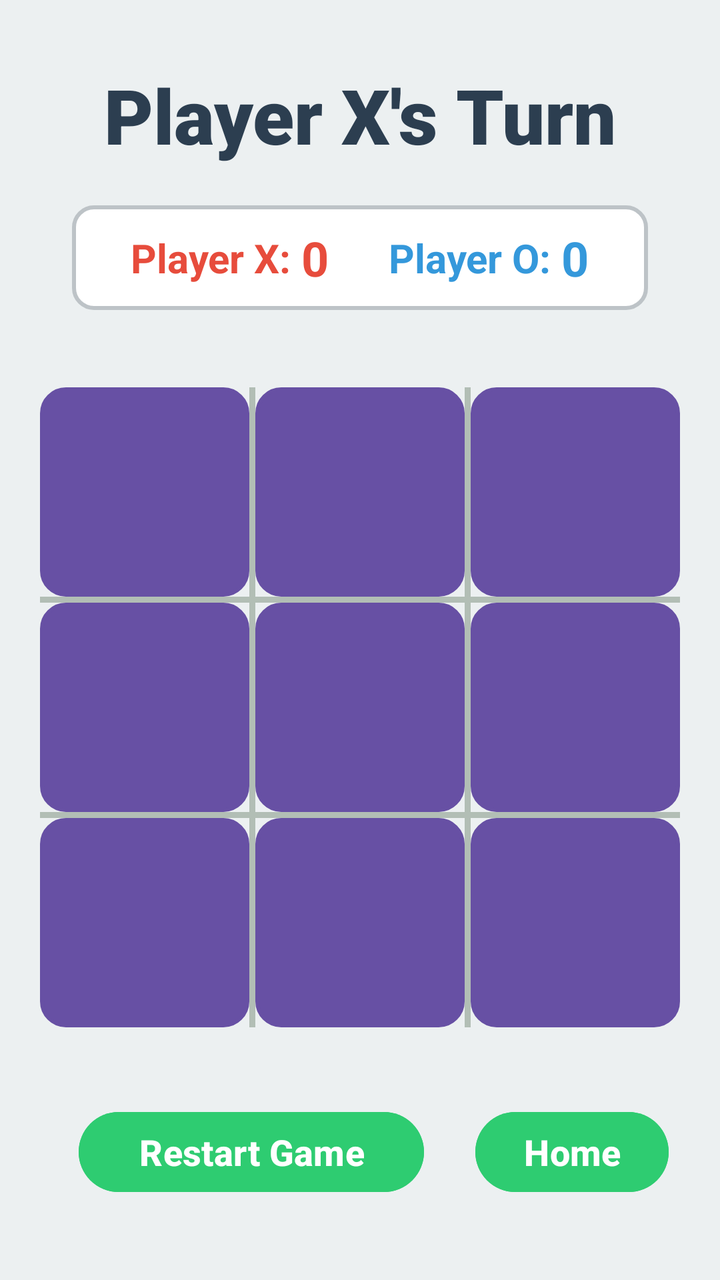
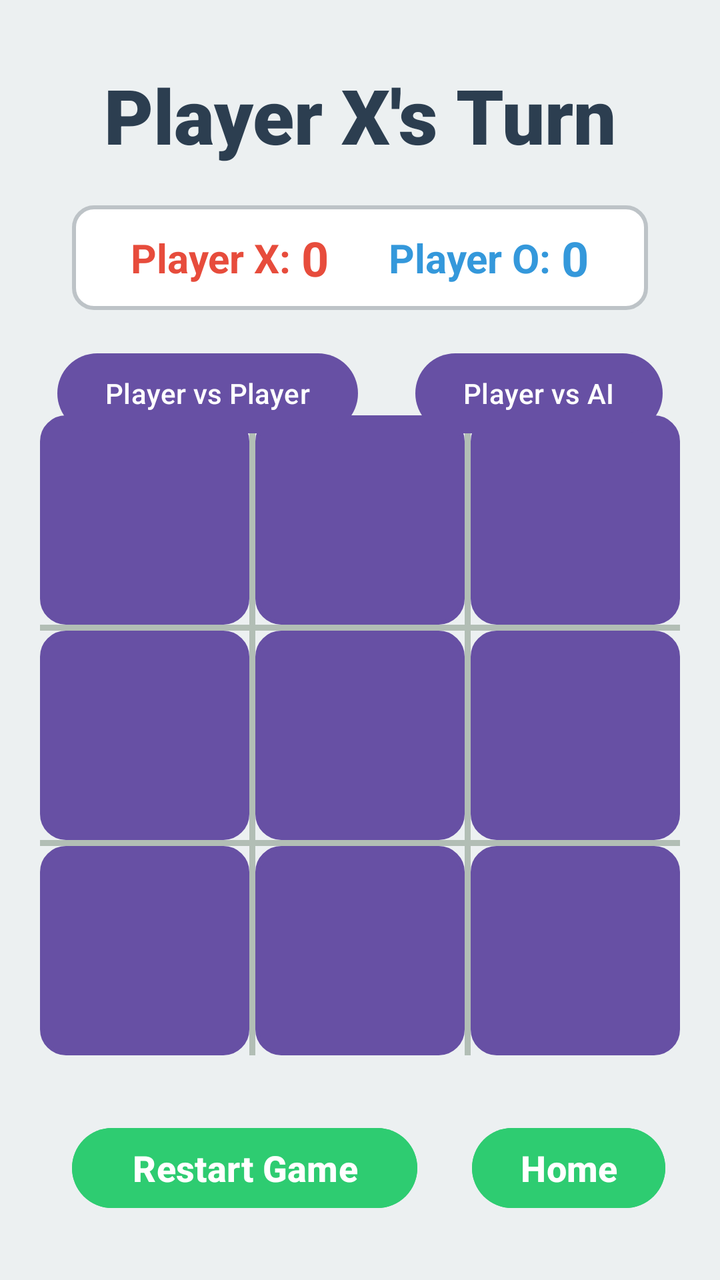

Screens rendered from an Android XML layout before and after an edit, with the pre-edit source and the edit as a unified diff.
<!-- AndroidManifest.xml: application theme Theme.TicTacToe -->
<!-- res/layout/activity_main.xml -->
<?xml version="1.0" encoding="utf-8"?>
<androidx.constraintlayout.widget.ConstraintLayout xmlns:android="http://schemas.android.com/apk/res/android"
    xmlns:app="http://schemas.android.com/apk/res-auto"
    xmlns:tools="http://schemas.android.com/tools"
    android:id="@+id/main"
    android:layout_width="match_parent"
    android:layout_height="match_parent"
    android:background="#ECF0F1" tools:context=".MainActivity">


    <TextView
        android:id="@+id/turnTv"
        android:layout_width="wrap_content"
        android:layout_height="wrap_content"
        android:text="Player X's Turn"
        android:textSize="38sp"
        android:textStyle="bold"
        android:textColor="#2C3E50"
        android:fontFamily="sans-serif-black"
        app:layout_constraintTop_toTopOf="parent"
        app:layout_constraintStart_toStartOf="parent"
        app:layout_constraintEnd_toEndOf="parent"
        android:layout_marginTop="32dp"/>

    <LinearLayout
        android:id="@+id/scoreboardLayout"
        android:layout_width="0dp"
        android:layout_height="wrap_content"
        android:orientation="horizontal"
        android:gravity="center"
        android:padding="10dp"
        android:layout_marginTop="20dp"
        android:background="@drawable/rounded_background" app:layout_constraintTop_toBottomOf="@id/turnTv"
        app:layout_constraintStart_toStartOf="parent"
        app:layout_constraintEnd_toEndOf="parent"
        app:layout_constraintWidth_percent="0.8">

        <TextView

            android:layout_width="wrap_content"
            android:layout_height="wrap_content"
            android:text="Player X: "
            android:textSize="20sp"
            android:textColor="#E74C3C"
            android:textStyle="bold"/>

        <TextView
            android:id="@+id/playerXScoreTv"
            android:layout_width="wrap_content"
            android:layout_height="wrap_content"
            android:text="0"
            android:textSize="24sp"
            android:textColor="#E74C3C"
            android:textStyle="bold"
            android:layout_marginEnd="30dp"/>

        <TextView
            android:layout_width="wrap_content"
            android:layout_height="wrap_content"
            android:text="Player O: "
            android:textSize="20sp"
            android:textColor="#3498DB"
            android:textStyle="bold"/>
        <TextView
            android:id="@+id/playerOScoreTv"
            android:layout_width="wrap_content"
            android:layout_height="wrap_content"
            android:text="0"
            android:textSize="24sp"
            android:textColor="#3498DB"
            android:textStyle="bold"/>
    </LinearLayout>

    <LinearLayout
        android:id="@+id/gameBoardLayout"
        android:layout_width="match_parent"
        android:layout_height="0dp"
        android:orientation="vertical"
        android:padding="20dp"
        app:layout_constraintDimensionRatio="1:1" app:layout_constraintTop_toBottomOf="@id/scoreboardLayout"
        app:layout_constraintBottom_toTopOf="@id/restartButton"
        app:layout_constraintStart_toStartOf="parent"
        app:layout_constraintEnd_toEndOf="parent"
        app:layout_constraintVertical_bias="0.5"
        app:layout_constraintWidth_percent="0.8">

        <LinearLayout
            style="@style/row">
            <Button
                android:id="@+id/a1"
                style="@style/column"/>
            <View
                style="@style/verticalLine"/>
            <Button
                android:id="@+id/a2"
                style="@style/column"/>
            <View
                style="@style/verticalLine"/>
            <Button
                android:id="@+id/a3"
                style="@style/column"/>
        </LinearLayout>

        <View
            style="@style/horizontalLine"/>

        <LinearLayout
            style="@style/row">
            <Button
                android:id="@+id/b1"
                style="@style/column"/>
            <View
                style="@style/verticalLine"/>
            <Button
                android:id="@+id/b2"
                style="@style/column"/>
            <View
                style="@style/verticalLine"/>
            <Button
                android:id="@+id/b3"
                style="@style/column"/>
        </LinearLayout>

        <View
            style="@style/horizontalLine"/>

        <LinearLayout
            style="@style/row">
            <Button
                android:id="@+id/c1"
                style="@style/column"/>
            <View
                style="@style/verticalLine"/>
            <Button
                android:id="@+id/c2"
                style="@style/column"/>
            <View
                style="@style/verticalLine"/>
            <Button
                android:id="@+id/c3"
                style="@style/column"/>
        </LinearLayout>
    </LinearLayout>

    <Button
        android:id="@+id/restartButton"
        android:layout_width="wrap_content"
        android:layout_height="wrap_content"
        android:layout_marginBottom="40dp"
        android:backgroundTint="#2ECC71"
        android:paddingStart="30dp"
        android:paddingEnd="30dp"
        android:text="Restart Game"
        android:textColor="@color/white"
        android:textSize="18sp"
        android:textStyle="bold"
        app:layout_constraintBottom_toBottomOf="parent"
        app:layout_constraintEnd_toEndOf="parent"
        app:layout_constraintHorizontal_bias="0.21"
        app:layout_constraintStart_toStartOf="parent" />

    <Button
        android:id="@+id/homeMain"
        android:layout_width="wrap_content"
        android:layout_height="wrap_content"
        android:text="Home"
        android:textColor="@color/white"
        android:textSize="18sp"
        android:textStyle="bold"
        android:backgroundTint="#2ECC71"
        android:layout_marginBottom="40dp"
        app:layout_constraintBottom_toBottomOf="parent"
        app:layout_constraintEnd_toEndOf="parent"
        app:layout_constraintStart_toEndOf="@+id/restartButton" />

</androidx.constraintlayout.widget.ConstraintLayout>
<!-- resources referenced by this layout -->
<resources>
  <color name="white">#FFFFFFFF</color>
  <!-- drawable rounded_background (drawable) -->
  <?xml version="1.0" encoding="utf-8"?>
  <shape xmlns:android="http://schemas.android.com/apk/res/android">
      <solid android:color="#FFFFFF"/> <corners android:radius="10dp"/>
      <stroke android:color="#BDC3C7" android:width="2dp"/> </shape>
  <style name="column">
          <item name="android:layout_weight">1</item>
          <item name="android:layout_width">0dp</item>
          <item name="android:layout_height">match_parent</item>
          <item name="android:textColor">@color/black</item>
          <item name="android:textSize">36sp</item>
          <item name="android:textStyle">bold</item>
          <item name="android:background">@drawable/btn_cell_bg</item>
          <item name="android:stateListAnimator">@null</item>
          <item name="android:foreground">?attr/selectableItemBackgroundBorderless</item>
          <item name="android:onClick">boardTapped</item>
      </style>
  <style name="horizontalLine">
          <item name="android:layout_width">match_parent</item>
          <item name="android:layout_height">3dp</item>
          <item name="android:background">@color/gray</item>
      </style>
  <style name="row">
          <item name="android:layout_weight">1</item>
          <item name="android:layout_width">match_parent</item>
          <item name="android:layout_height">0dp</item>
          <item name="android:gravity">center</item>
      </style>
  <style name="verticalLine">
          <item name="android:layout_width">3dp</item>
          <item name="android:layout_height">match_parent</item>
          <item name="android:background">@color/gray</item>
      </style>
  <style name="Theme.TicTacToe" parent="Base.Theme.TicTacToe" />
  <color name="black">#FF000000</color>
  <!-- drawable btn_cell_bg (drawable) -->
  <?xml version="1.0" encoding="utf-8"?>
  <ripple xmlns:android="http://schemas.android.com/apk/res/android"
      android:color="?attr/colorControlHighlight">
  
      <item>
          <shape android:shape="rectangle">
              <solid android:color="#F5F5F5" />
              <corners android:radius="12dp" />
              <stroke
                  android:width="2dp"
                  android:color="#D0D0D0" />
          </shape>
      </item>
  </ripple>
  <color name="gray">#B2BEB5</color>
  <style name="Base.Theme.TicTacToe" parent="Theme.Material3.DayNight.NoActionBar">
          
          
      </style>
</resources>

<!-- the commit's change to res/layout/activity_main.xml (unified diff, before → after) -->
@@ -77,68 +77,73 @@
         android:layout_height="0dp"
         android:orientation="vertical"
         android:padding="20dp"
-        app:layout_constraintDimensionRatio="1:1" app:layout_constraintTop_toBottomOf="@id/scoreboardLayout"
         app:layout_constraintBottom_toTopOf="@id/restartButton"
-        app:layout_constraintStart_toStartOf="parent"
-        app:layout_constraintEnd_toEndOf="parent"
-        app:layout_constraintVertical_bias="0.5"
-        app:layout_constraintWidth_percent="0.8">
-
-        <LinearLayout
-            style="@style/row">
+        app:layout_constraintDimensionRatio="1:1"
+        app:layout_constraintEnd_toEndOf="parent"
+       android:layout_marginTop="20dp"
+        app:layout_constraintStart_toStartOf="parent"
+        app:layout_constraintTop_toBottomOf="@id/scoreboardLayout"
+        >
+
+        <LinearLayout style="@style/row">
+
             <Button
                 android:id="@+id/a1"
-                style="@style/column"/>
-            <View
-                style="@style/verticalLine"/>
+                style="@style/column" />
+
+            <View style="@style/verticalLine" />
+
             <Button
                 android:id="@+id/a2"
-                style="@style/column"/>
-            <View
-                style="@style/verticalLine"/>
+                style="@style/column" />
+
+            <View style="@style/verticalLine" />
+
             <Button
                 android:id="@+id/a3"
-                style="@style/column"/>
+                style="@style/column" />
         </LinearLayout>
 
-        <View
-            style="@style/horizontalLine"/>
-
-        <LinearLayout
-            style="@style/row">
+        <View style="@style/horizontalLine" />
+
+        <LinearLayout style="@style/row">
+
             <Button
                 android:id="@+id/b1"
-                style="@style/column"/>
-            <View
-                style="@style/verticalLine"/>
+                style="@style/column" />
+
+            <View style="@style/verticalLine" />
+
             <Button
                 android:id="@+id/b2"
-                style="@style/column"/>
-            <View
-                style="@style/verticalLine"/>
+                style="@style/column" />
+
+            <View style="@style/verticalLine" />
+
             <Button
                 android:id="@+id/b3"
-                style="@style/column"/>
+                style="@style/column" />
         </LinearLayout>
 
-        <View
-            style="@style/horizontalLine"/>
-
-        <LinearLayout
-            style="@style/row">
+        <View style="@style/horizontalLine" />
+
+        <LinearLayout style="@style/row">
+
             <Button
                 android:id="@+id/c1"
-                style="@style/column"/>
-            <View
-                style="@style/verticalLine"/>
+                style="@style/column" />
+
+            <View style="@style/verticalLine" />
+
             <Button
                 android:id="@+id/c2"
-                style="@style/column"/>
-            <View
-                style="@style/verticalLine"/>
+                style="@style/column" />
+
+            <View style="@style/verticalLine" />
+
             <Button
                 android:id="@+id/c3"
-                style="@style/column"/>
+                style="@style/column" />
         </LinearLayout>
     </LinearLayout>
 
@@ -146,7 +151,7 @@
         android:id="@+id/restartButton"
         android:layout_width="wrap_content"
         android:layout_height="wrap_content"
-        android:layout_marginBottom="40dp"
+        android:layout_marginBottom="32dp"
         android:backgroundTint="#2ECC71"
         android:paddingStart="30dp"
         android:paddingEnd="30dp"
@@ -156,21 +161,41 @@
         android:textStyle="bold"
         app:layout_constraintBottom_toBottomOf="parent"
         app:layout_constraintEnd_toEndOf="parent"
-        app:layout_constraintHorizontal_bias="0.21"
+        app:layout_constraintHorizontal_bias="0.193"
         app:layout_constraintStart_toStartOf="parent" />
 
     <Button
         android:id="@+id/homeMain"
         android:layout_width="wrap_content"
         android:layout_height="wrap_content"
+        android:backgroundTint="#2ECC71"
         android:text="Home"
         android:textColor="@color/white"
         android:textSize="18sp"
         android:textStyle="bold"
-        android:backgroundTint="#2ECC71"
-        android:layout_marginBottom="40dp"
-        app:layout_constraintBottom_toBottomOf="parent"
+        app:layout_constraintBottom_toBottomOf="@+id/restartButton"
         app:layout_constraintEnd_toEndOf="parent"
         app:layout_constraintStart_toEndOf="@+id/restartButton" />
 
+    <Button
+        android:id="@+id/buttonPvP"
+        android:layout_width="wrap_content"
+        android:layout_height="wrap_content"
+        android:layout_marginTop="90dp"
+        android:text="Player vs Player"
+        app:layout_constraintEnd_toStartOf="@+id/buttonPvAI"
+        app:layout_constraintStart_toStartOf="parent"
+        app:layout_constraintTop_toBottomOf="@id/turnTv" />
+
+    <Button
+        android:id="@+id/buttonPvAI"
+        android:layout_width="wrap_content"
+        android:layout_height="wrap_content"
+        android:text="Player vs AI"
+        app:layout_constraintBottom_toBottomOf="@+id/buttonPvP"
+        app:layout_constraintEnd_toEndOf="parent"
+        app:layout_constraintStart_toEndOf="@id/buttonPvP"
+        app:layout_constraintTop_toTopOf="@+id/buttonPvP" />
+
+
 </androidx.constraintlayout.widget.ConstraintLayout>
